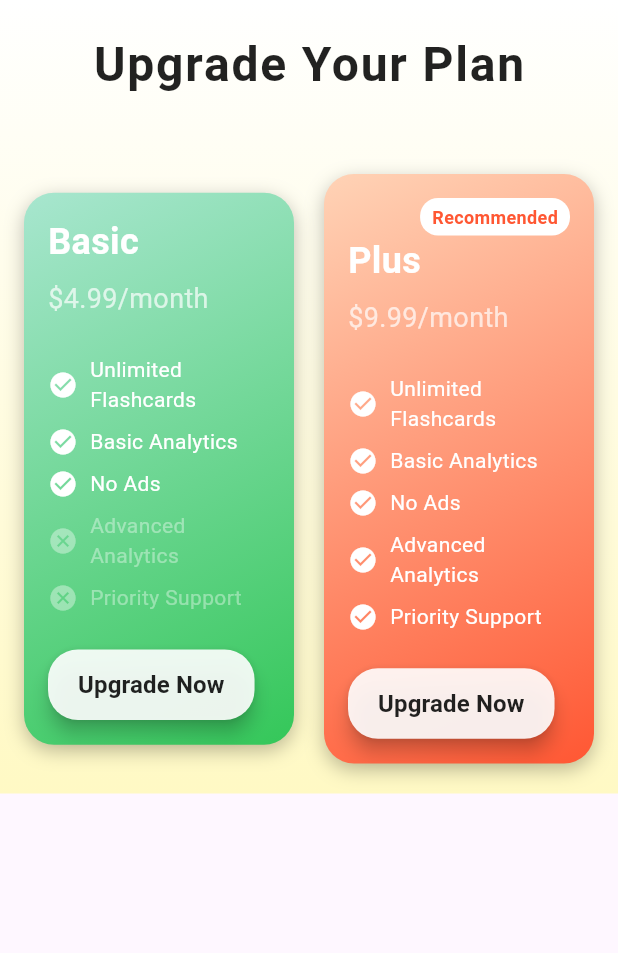
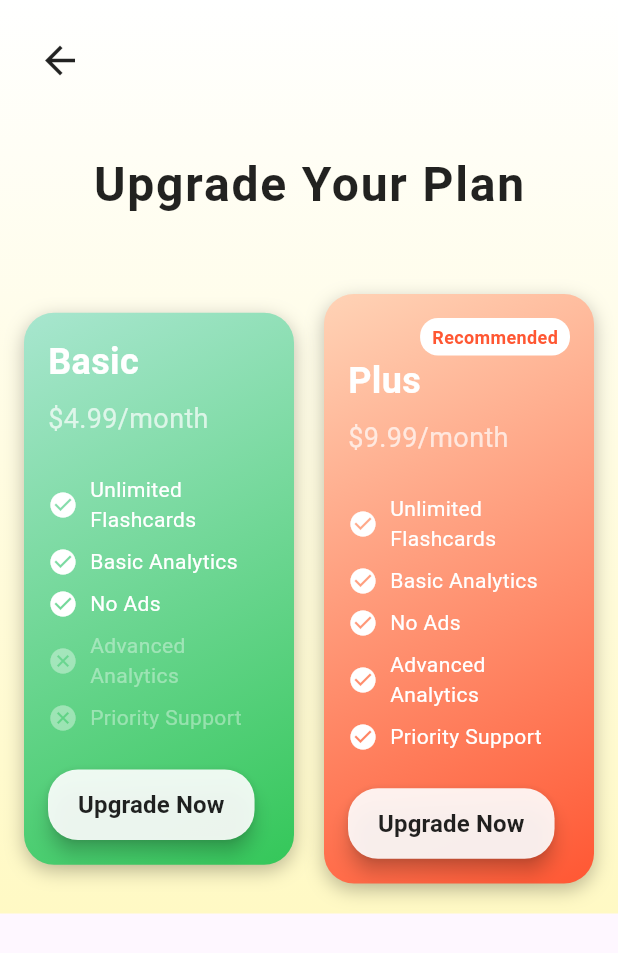
Before and after one commit to Hungyen0303/FlashCard, a Flutter app: the UpgradePlanScreen screen opened directly, on a phone screen of 412 x 824 dp. Shown: the top 953 px of the screen. Run offline on Flutter 3.47's test engine with Material 3 defaults, Android fonts, the phone set to English and light mode, and no system bars; our stand-ins replace audioplayers, dio, flutter_colorpicker, flutter_spinkit, flutter_tts, font_awesome_flutter and 12 more; missing offline and left inert: flutter_flip_card, flutter_iconpicker, google_mlkit_text_recognition, pie_menu; accounts and stored records are empty; Roboto replaces fonts that are missing (MainFont).

Commit message:
complete upgrade plan ( just UI )

```diff
--- a/lib/data/repositories/account/AccountRepositoryRemote.dart
+++ b/lib/data/repositories/account/AccountRepositoryRemote.dart
@@ -46,4 +46,10 @@ class AccountRepositoryRemote extends AccountRepository {
   }
 
 
+  @override
+  Future<void> postTrack() async {
+    await api1.postTrack() ;
+  }
+
+
 }
--- a/lib/data/repositories/account/AccountRepositorylocal.dart
+++ b/lib/data/repositories/account/AccountRepositorylocal.dart
@@ -30,4 +30,9 @@ class AccountRepositoryLocal extends AccountRepository {
       int numOfCompleteFlashcard, int numOfCompleteConversation) async {
 //
   }
+
+  @override
+  Future<void> postTrack() async {
+
+  }
 }
--- a/lib/data/repositories/account/accountRepository.dart
+++ b/lib/data/repositories/account/accountRepository.dart
@@ -9,8 +9,7 @@ abstract class AccountRepository {
 
   Future<User?> getUser();
 
-
   Future<Map<String, int>> getTrackData();
 
-
+  Future<void> postTrack();
 }
--- a/lib/data/services/api/Api1.dart
+++ b/lib/data/services/api/Api1.dart
@@ -62,4 +62,7 @@ abstract class Api1 {
 /*----------------Tracking  -----------------------*/
 
   Future<Map<String, int>> getTrackData();
+  Future<void> postTrack();
+
+
 }
--- a/lib/routing/route.dart
+++ b/lib/routing/route.dart
@@ -4,6 +4,7 @@ class AppRoute {
   static String login = '/login';
 
   static String signup = '/signup';
+  static String upgrade = '/upgrade';
 
   static String boarding = '/boarding';
 
--- a/lib/routing/router.dart
+++ b/lib/routing/router.dart
@@ -3,6 +3,7 @@ import 'package:flashcard_learning/ui/auth/AppManager.dart';
 import 'package:flashcard_learning/ui/auth/forgetpassword/widgets/forgetpassword_screen.dart';
 import 'package:flashcard_learning/ui/auth/register/widgets/register_screen.dart';
 import 'package:flashcard_learning/ui/specific_flashcard/specific_flashcard_screen.dart';
+import 'package:flashcard_learning/ui/upgrade.dart';
 import 'package:flutter/cupertino.dart';
 import 'package:flutter/material.dart';
 import 'package:go_router/go_router.dart';
@@ -96,5 +97,10 @@ class AppRouter {
             builder: (context, state) {
               return AllFlashCardPublicSet();
             }),
+        GoRoute(
+            path: AppRoute.upgrade,
+            builder: (context, state) {
+              return UpgradePlanScreen();
+            }),
       ]);
 }
--- a/lib/ui/account/account_screen.dart
+++ b/lib/ui/account/account_screen.dart
@@ -17,7 +17,7 @@ class AccountPage extends StatefulWidget {
 
 class _AccountPageState extends State<AccountPage> {
   Future<void> logout(BuildContext context) async {
-  //   Provider.of<AccountViewModel>(context, listen: false).logout();
+    //   Provider.of<AccountViewModel>(context, listen: false).logout();
     context.go(AppRoute.login);
   }
 
@@ -175,7 +175,9 @@ class _AccountPageState extends State<AccountPage> {
                     style: ElevatedButton.styleFrom(
                       backgroundColor: Color(0xFF80E886),
                     ),
-                    onPressed: () {},
+                    onPressed: () {
+                      context.push(AppRoute.upgrade);
+                    },
                     child: Text(
                       "Upgrade",
                       style: textStyle.copyWith(fontWeight: FontWeight.bold),
--- a/lib/ui/account/account_viewmodel.dart
+++ b/lib/ui/account/account_viewmodel.dart
@@ -91,8 +91,9 @@ class AccountViewModel extends ChangeNotifier {
     notifyListeners();
   }
 
-  void changeNumOfCompleteConversation() {
+  Future<void> changeNumOfCompleteConversation() async {
     numOfCompleteConversation += 1;
+    await _repo.postTrack();
     notifyListeners();
   }
 }
--- a/lib/ui/home/widgets/main_screen.dart
+++ b/lib/ui/home/widgets/main_screen.dart
@@ -105,7 +105,9 @@ class _MainflashcardState extends State<Mainflashcard> {
     loadData = context.read<MainScreenViewModel>().getListConversation();
     final mainScreenViewModel = Provider.of<MainScreenViewModel>(context, listen: false);
     final accountViewModel = Provider.of<AccountViewModel>(context, listen: false);
+    accountViewModel.loadTrackData();
     mainScreenViewModel.onDoneChanged = () {
+
       accountViewModel.changeNumOfCompleteConversation();
     };
   }
--- a/lib/ui/upgrade.dart
+++ b/lib/ui/upgrade.dart
@@ -1,10 +1,8 @@
 import 'package:flutter/material.dart';
 
-void main() {
-  runApp(MaterialApp(home: UpgradePlanScreen()));
-}
+class UpgradePlanScreen extends StatefulWidget {
+  const UpgradePlanScreen({super.key});
 
-class UpgradePlanScreen extends StatefulWidget {
   @override
   _UpgradePlanScreenState createState() => _UpgradePlanScreenState();
 }
@@ -55,6 +53,20 @@ class _UpgradePlanScreenState extends State<UpgradePlanScreen>
           child: SingleChildScrollView(
             child: Column(
               children: [
+                Row(
+                  mainAxisAlignment: MainAxisAlignment.start,
+                  children: [
+                    Padding(
+                      padding: const EdgeInsets.all(16.0),
+                      child: IconButton(
+                        icon: Icon(Icons.arrow_back, color: Colors.black87, size: 30),
+                        onPressed: () {
+                          Navigator.pop(context); // Quay lại trang trước
+                        },
+                      ),
+                    ),
+                  ],
+                ),
                 _buildHeader(),
                 SizedBox(height: 30),
                 _buildPlanCards(),
@@ -141,6 +153,7 @@ class _UpgradePlanScreenState extends State<UpgradePlanScreen>
     );
   }
 
+  // Các hàm khác giữ nguyên: _buildPlanCard, _buildFeatureRow, _buildUpgradeButton
   Widget _buildPlanCard({
     required String title,
     required String price,
@@ -242,7 +255,6 @@ class _UpgradePlanScreenState extends State<UpgradePlanScreen>
       curve: Curves.easeInOut,
       child: ElevatedButton(
         onPressed: () {
-          // Xử lý nâng cấp plan
           ScaffoldMessenger.of(context).showSnackBar(
             SnackBar(content: Text("Upgrading...")),
           );
```
Also changed, not shown: lib/data/services/api/Api1Impl.dart (+15 -1 lines).
